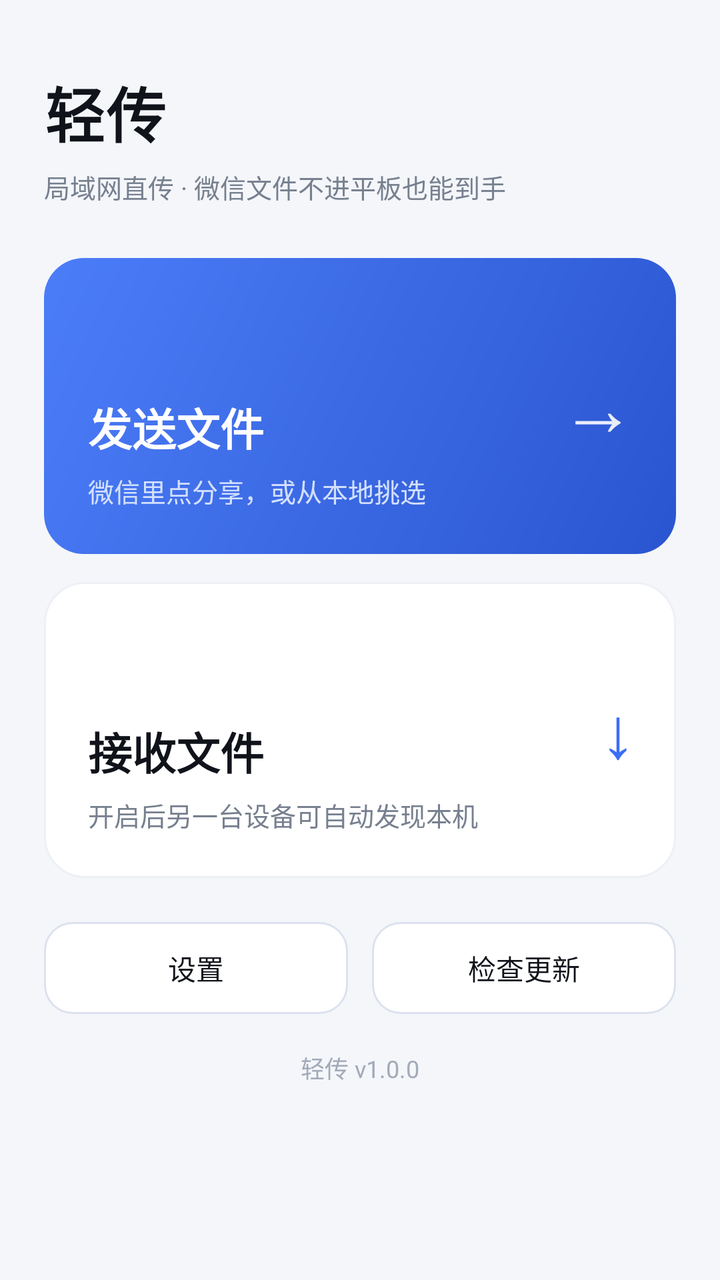
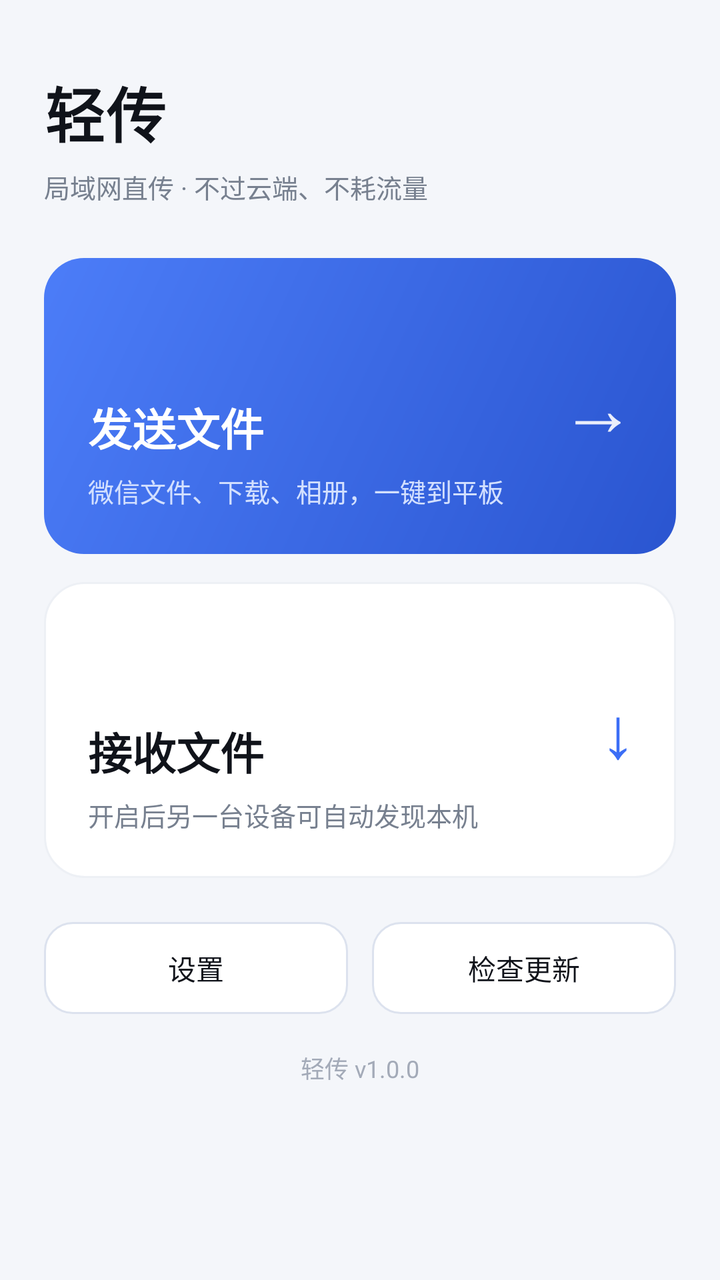

An Android layout rendered at two revisions. The XML below is the earlier revision; the diff shows what the commit changed to produce the second picture.
<!-- AndroidManifest.xml: application theme AppTheme -->
<!-- res/layout/activity_main.xml -->
<?xml version="1.0" encoding="utf-8"?>
<ScrollView xmlns:android="http://schemas.android.com/apk/res/android"
    android:layout_width="match_parent"
    android:layout_height="match_parent"
    android:background="@color/bg"
    android:fillViewport="true">

    <LinearLayout
        android:layout_width="match_parent"
        android:layout_height="wrap_content"
        android:orientation="vertical"
        android:paddingLeft="22dp"
        android:paddingTop="34dp"
        android:paddingRight="22dp"
        android:paddingBottom="28dp">

        <TextView
            android:layout_width="wrap_content"
            android:layout_height="wrap_content"
            android:letterSpacing="0.02"
            android:text="轻传"
            android:textColor="@color/text_primary"
            android:textSize="30sp"
            android:textStyle="bold" />

        <TextView
            android:layout_width="wrap_content"
            android:layout_height="wrap_content"
            android:layout_marginTop="6dp"
            android:text="局域网直传 · 微信文件不进平板也能到手"
            android:textColor="@color/text_secondary"
            android:textSize="13sp" />

        <FrameLayout
            android:id="@+id/card_send"
            android:layout_width="match_parent"
            android:layout_height="148dp"
            android:layout_marginTop="26dp"
            android:background="@drawable/bg_card_primary"
            android:clickable="true"
            android:focusable="true"
            android:foreground="?android:attr/selectableItemBackground">

            <LinearLayout
                android:layout_width="wrap_content"
                android:layout_height="wrap_content"
                android:layout_gravity="bottom|start"
                android:layout_margin="22dp"
                android:orientation="vertical">

                <TextView
                    android:layout_width="wrap_content"
                    android:layout_height="wrap_content"
                    android:text="发送文件"
                    android:textColor="@color/white"
                    android:textSize="22sp"
                    android:textStyle="bold" />

                <TextView
                    android:layout_width="wrap_content"
                    android:layout_height="wrap_content"
                    android:layout_marginTop="6dp"
                    android:text="微信里点分享，或从本地挑选"
                    android:textColor="#D3E0FF"
                    android:textSize="13sp" />
            </LinearLayout>

            <TextView
                android:layout_width="wrap_content"
                android:layout_height="wrap_content"
                android:layout_gravity="end|center_vertical"
                android:layout_marginEnd="20dp"
                android:alpha="0.9"
                android:text="→"
                android:textColor="@color/white"
                android:textSize="38sp" />
        </FrameLayout>

        <FrameLayout
            android:id="@+id/card_receive"
            android:layout_width="match_parent"
            android:layout_height="148dp"
            android:layout_marginTop="14dp"
            android:background="@drawable/bg_card"
            android:clickable="true"
            android:focusable="true"
            android:foreground="?android:attr/selectableItemBackground">

            <LinearLayout
                android:layout_width="wrap_content"
                android:layout_height="wrap_content"
                android:layout_gravity="bottom|start"
                android:layout_margin="22dp"
                android:orientation="vertical">

                <TextView
                    android:layout_width="wrap_content"
                    android:layout_height="wrap_content"
                    android:text="接收文件"
                    android:textColor="@color/text_primary"
                    android:textSize="22sp"
                    android:textStyle="bold" />

                <TextView
                    android:layout_width="wrap_content"
                    android:layout_height="wrap_content"
                    android:layout_marginTop="6dp"
                    android:text="开启后另一台设备可自动发现本机"
                    android:textColor="@color/text_secondary"
                    android:textSize="13sp" />
            </LinearLayout>

            <TextView
                android:layout_width="wrap_content"
                android:layout_height="wrap_content"
                android:layout_gravity="end|center_vertical"
                android:layout_marginEnd="20dp"
                android:text="↓"
                android:textColor="@color/primary"
                android:textSize="36sp" />
        </FrameLayout>

        <LinearLayout
            android:layout_width="match_parent"
            android:layout_height="wrap_content"
            android:layout_marginTop="22dp"
            android:orientation="horizontal">

            <TextView
                android:id="@+id/btn_settings"
                android:layout_width="0dp"
                android:layout_height="46dp"
                android:layout_weight="1"
                android:background="@drawable/btn_ghost"
                android:gravity="center"
                android:text="设置"
                android:textColor="@color/text_primary"
                android:textSize="14sp" />

            <TextView
                android:id="@+id/btn_update"
                android:layout_width="0dp"
                android:layout_height="46dp"
                android:layout_marginStart="12dp"
                android:layout_weight="1"
                android:background="@drawable/btn_ghost"
                android:gravity="center"
                android:text="检查更新"
                android:textColor="@color/text_primary"
                android:textSize="14sp" />
        </LinearLayout>

        <TextView
            android:id="@+id/tv_version"
            android:layout_width="match_parent"
            android:layout_height="wrap_content"
            android:layout_marginTop="18dp"
            android:gravity="center"
            android:text="轻传 v1.0.0"
            android:textColor="@color/text_tertiary"
            android:textSize="12sp" />
    </LinearLayout>
</ScrollView>
<!-- resources referenced by this layout -->
<resources>
  <color name="bg">#F4F6FA</color>
  <color name="primary">#3B6EF6</color>
  <color name="text_primary">#10131A</color>
  <color name="text_secondary">#77808F</color>
  <color name="text_tertiary">#A3AAB8</color>
  <color name="white">#FFFFFF</color>
  <!-- drawable bg_card (drawable) -->
  <?xml version="1.0" encoding="utf-8"?>
  <shape xmlns:android="http://schemas.android.com/apk/res/android" android:shape="rectangle">
      <solid android:color="@color/card" />
      <corners android:radius="20dp" />
      <stroke android:width="1dp" android:color="#EDF0F5" />
  </shape>
  <!-- drawable bg_card_primary (drawable) -->
  <?xml version="1.0" encoding="utf-8"?>
  <shape xmlns:android="http://schemas.android.com/apk/res/android" android:shape="rectangle">
      <gradient android:startColor="#4C7DF8" android:endColor="#2A55D0" android:angle="315" />
      <corners android:radius="20dp" />
  </shape>
  <!-- drawable btn_ghost (drawable) -->
  <?xml version="1.0" encoding="utf-8"?>
  <ripple xmlns:android="http://schemas.android.com/apk/res/android" android:color="#1A3B6EF6">
      <item>
          <shape android:shape="rectangle">
              <solid android:color="@color/card" />
              <corners android:radius="14dp" />
              <stroke android:width="1dp" android:color="#DCE2EE" />
          </shape>
      </item>
  </ripple>
  <style name="AppTheme" parent="@android:style/Theme.Material.Light.NoActionBar">
          <item name="android:colorPrimary">@color/primary</item>
          <item name="android:colorPrimaryDark">@color/primary_dark</item>
          <item name="android:colorAccent">@color/primary</item>
          <item name="android:windowBackground">@color/bg</item>
          <item name="android:statusBarColor">@color/bg</item>
          <item name="android:navigationBarColor">@color/bg</item>
          <item name="android:windowLightStatusBar">true</item>
          <item name="android:textColorPrimary">@color/text_primary</item>
          <item name="android:textColorSecondary">@color/text_secondary</item>
      </style>
  <color name="card">#FFFFFF</color>
  <color name="primary_dark">#2A55D0</color>
</resources>

<!-- the commit's change to res/layout/activity_main.xml (unified diff, before → after) -->
@@ -27,7 +27,7 @@
             android:layout_width="wrap_content"
             android:layout_height="wrap_content"
             android:layout_marginTop="6dp"
-            android:text="局域网直传 · 微信文件不进平板也能到手"
+            android:text="局域网直传 · 不过云端、不耗流量"
             android:textColor="@color/text_secondary"
             android:textSize="13sp" />
 
@@ -60,7 +60,7 @@
                     android:layout_width="wrap_content"
                     android:layout_height="wrap_content"
                     android:layout_marginTop="6dp"
-                    android:text="微信里点分享，或从本地挑选"
+                    android:text="微信文件、下载、相册，一键到平板"
                     android:textColor="#D3E0FF"
                     android:textSize="13sp" />
             </LinearLayout>
